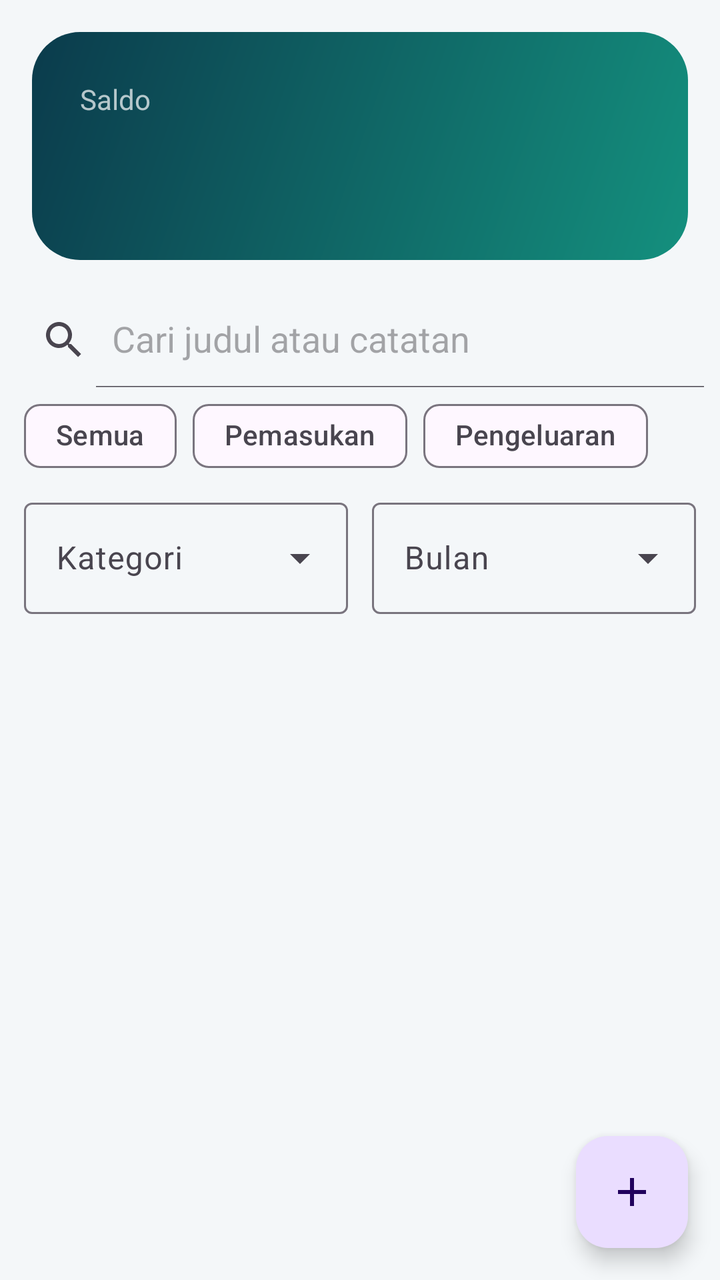
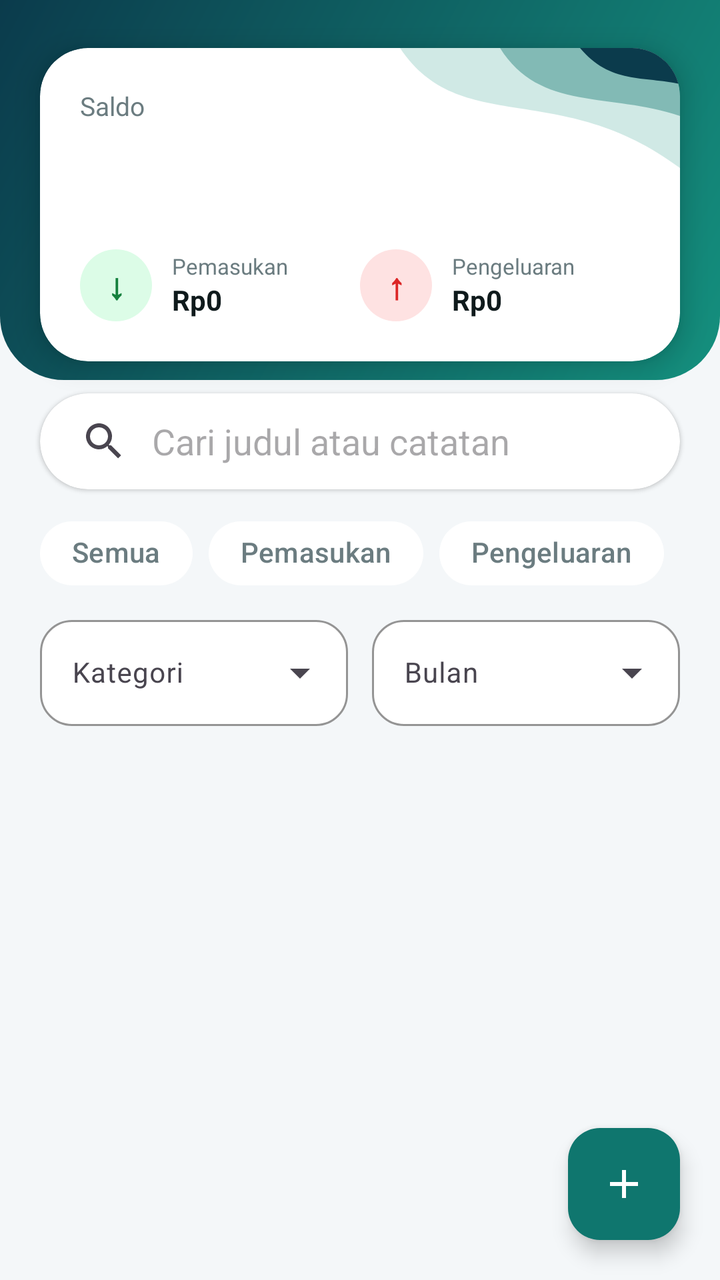

Screens rendered from an Android XML layout before and after an edit, with the pre-edit source and the edit as a unified diff.
<!-- AndroidManifest.xml: application theme Theme.Kasku -->
<!-- res/layout/fragment_transactions.xml -->
<?xml version="1.0" encoding="utf-8"?>
<androidx.coordinatorlayout.widget.CoordinatorLayout
    xmlns:android="http://schemas.android.com/apk/res/android"
    xmlns:app="http://schemas.android.com/apk/res-auto"
    android:layout_width="match_parent"
    android:layout_height="match_parent">

    <LinearLayout
        android:layout_width="match_parent"
        android:layout_height="match_parent"
        android:orientation="vertical">

        <LinearLayout
            android:layout_width="match_parent"
            android:layout_height="wrap_content"
            android:layout_margin="16dp"
            android:background="@drawable/bg_balance_card"
            android:orientation="vertical"
            android:padding="24dp">

            <TextView
                android:layout_width="wrap_content"
                android:layout_height="wrap_content"
                android:text="@string/balance"
                android:textColor="@color/on_gradient_soft"
                android:textSize="14sp" />

            <TextView
                android:id="@+id/tvBalance"
                android:layout_width="wrap_content"
                android:layout_height="wrap_content"
                android:layout_marginTop="4dp"
                android:textColor="@color/on_gradient"
                android:textSize="32sp"
                android:textStyle="bold" />
        </LinearLayout>

        <androidx.appcompat.widget.SearchView
            android:id="@+id/searchView"
            android:layout_width="match_parent"
            android:layout_height="wrap_content"
            app:iconifiedByDefault="false"
            app:queryHint="@string/search_hint" />

        <HorizontalScrollView
            android:layout_width="match_parent"
            android:layout_height="wrap_content"
            android:scrollbars="none">

            <com.google.android.material.chip.ChipGroup
                android:id="@+id/chipGroup"
                android:layout_width="wrap_content"
                android:layout_height="wrap_content"
                android:paddingHorizontal="12dp"
                app:selectionRequired="true"
                app:singleLine="true"
                app:singleSelection="true">

                <com.google.android.material.chip.Chip
                    android:id="@+id/chipAll"
                    style="@style/Widget.Material3.Chip.Filter"
                    android:layout_width="wrap_content"
                    android:layout_height="wrap_content"
                    android:text="@string/filter_all" />

                <com.google.android.material.chip.Chip
                    android:id="@+id/chipIncome"
                    style="@style/Widget.Material3.Chip.Filter"
                    android:layout_width="wrap_content"
                    android:layout_height="wrap_content"
                    android:text="@string/income" />

                <com.google.android.material.chip.Chip
                    android:id="@+id/chipExpense"
                    style="@style/Widget.Material3.Chip.Filter"
                    android:layout_width="wrap_content"
                    android:layout_height="wrap_content"
                    android:text="@string/expense" />
            </com.google.android.material.chip.ChipGroup>
        </HorizontalScrollView>

        <LinearLayout
            android:layout_width="match_parent"
            android:layout_height="wrap_content"
            android:orientation="horizontal"
            android:paddingHorizontal="12dp"
            android:paddingTop="4dp">

            <com.google.android.material.textfield.TextInputLayout
                style="@style/Widget.Material3.TextInputLayout.OutlinedBox.ExposedDropdownMenu"
                android:layout_width="0dp"
                android:layout_height="wrap_content"
                android:layout_marginEnd="6dp"
                android:layout_weight="1"
                android:hint="@string/category">

                <com.google.android.material.textfield.MaterialAutoCompleteTextView
                    android:id="@+id/actCategory"
                    android:layout_width="match_parent"
                    android:layout_height="wrap_content"
                    android:inputType="none" />
            </com.google.android.material.textfield.TextInputLayout>

            <com.google.android.material.textfield.TextInputLayout
                style="@style/Widget.Material3.TextInputLayout.OutlinedBox.ExposedDropdownMenu"
                android:layout_width="0dp"
                android:layout_height="wrap_content"
                android:layout_marginStart="6dp"
                android:layout_weight="1"
                android:hint="@string/month">

                <com.google.android.material.textfield.MaterialAutoCompleteTextView
                    android:id="@+id/actMonth"
                    android:layout_width="match_parent"
                    android:layout_height="wrap_content"
                    android:inputType="none" />
            </com.google.android.material.textfield.TextInputLayout>
        </LinearLayout>

        <FrameLayout
            android:layout_width="match_parent"
            android:layout_height="0dp"
            android:layout_weight="1">

            <androidx.recyclerview.widget.RecyclerView
                android:id="@+id/recycler"
                android:layout_width="match_parent"
                android:layout_height="match_parent"
                android:clipToPadding="false"
                android:paddingTop="8dp"
                android:paddingBottom="88dp" />

            <ProgressBar
                android:id="@+id/progress"
                android:layout_width="wrap_content"
                android:layout_height="wrap_content"
                android:layout_gravity="center" />

            <TextView
                android:id="@+id/tvEmpty"
                android:layout_width="wrap_content"
                android:layout_height="wrap_content"
                android:layout_gravity="center"
                android:gravity="center"
                android:padding="24dp"
                android:textColor="?attr/colorOnSurfaceVariant"
                android:visibility="gone" />

            <LinearLayout
                android:id="@+id/layoutError"
                android:layout_width="wrap_content"
                android:layout_height="wrap_content"
                android:layout_gravity="center"
                android:gravity="center"
                android:orientation="vertical"
                android:visibility="gone">

                <TextView
                    android:layout_width="wrap_content"
                    android:layout_height="wrap_content"
                    android:text="@string/load_error" />

                <Button
                    android:id="@+id/btnRetry"
                    android:layout_width="wrap_content"
                    android:layout_height="wrap_content"
                    android:layout_marginTop="8dp"
                    android:text="@string/retry" />
            </LinearLayout>
        </FrameLayout>
    </LinearLayout>

    <com.google.android.material.floatingactionbutton.FloatingActionButton
        android:id="@+id/fabAdd"
        android:layout_width="wrap_content"
        android:layout_height="wrap_content"
        android:layout_gravity="bottom|end"
        android:layout_margin="16dp"
        android:contentDescription="@string/add_desc"
        app:srcCompat="@drawable/ic_add" />
</androidx.coordinatorlayout.widget.CoordinatorLayout>
<!-- resources referenced by this layout -->
<resources>
  <color name="on_gradient">#FFFFFFFF</color>
  <color name="on_gradient_soft">#B3FFFFFF</color>
  <!-- drawable bg_balance_card (drawable) -->
  <?xml version="1.0" encoding="utf-8"?>
  <shape xmlns:android="http://schemas.android.com/apk/res/android"
      android:shape="rectangle">
      <gradient
          android:angle="315"
          android:endColor="@color/gradient_end"
          android:startColor="@color/gradient_start"
          android:type="linear" />
      <corners android:radius="24dp" />
  </shape>
  <!-- drawable ic_add (drawable) -->
  <vector xmlns:android="http://schemas.android.com/apk/res/android"
      android:width="24dp"
      android:height="24dp"
      android:viewportWidth="24"
      android:viewportHeight="24">
      <path
          android:fillColor="@android:color/white"
          android:pathData="M19,13h-6v6h-2v-6H5v-2h6V5h2v6h6v2z" />
  </vector>
  <string name="add_desc">Tambah transaksi</string>
  <string name="balance">Saldo</string>
  <string name="category">Kategori</string>
  <string name="expense">Pengeluaran</string>
  <string name="filter_all">Semua</string>
  <string name="income">Pemasukan</string>
  <string name="load_error">Gagal memuat data</string>
  <string name="month">Bulan</string>
  <string name="retry">Coba lagi</string>
  <string name="search_hint">Cari judul atau catatan</string>
  <style name="Theme.Kasku" parent="Theme.Material3.DayNight.NoActionBar">
          <item name="colorPrimary">@color/primary</item>
          <item name="colorOnPrimary">@color/on_primary</item>
          <item name="android:colorBackground">@color/bg_screen</item>
          <item name="android:windowBackground">@color/bg_screen</item>
          <item name="android:statusBarColor">@color/gradient_start</item>
          <item name="android:windowLightStatusBar">false</item>
          <item name="materialButtonStyle">@style/Widget.Kasku.Button</item>
      </style>
  <color name="gradient_end">#14907E</color>
  <color name="gradient_start">#0B3B4C</color>
  <color name="primary">#0F766E</color>
  <color name="on_primary">#FFFFFFFF</color>
  <color name="bg_screen">#F4F7F9</color>
  <style name="Widget.Kasku.Button" parent="Widget.Material3.Button">
          <item name="cornerRadius">16dp</item>
          <item name="android:minHeight">52dp</item>
          <item name="android:textAllCaps">false</item>
          <item name="android:textSize">15sp</item>
          <item name="android:textStyle">bold</item>
      </style>
</resources>

<!-- the commit's change to res/layout/fragment_transactions.xml (unified diff, before → after) -->
@@ -3,55 +3,190 @@
     xmlns:android="http://schemas.android.com/apk/res/android"
     xmlns:app="http://schemas.android.com/apk/res-auto"
     android:layout_width="match_parent"
-    android:layout_height="match_parent">
+    android:layout_height="match_parent"
+    android:background="@color/bg_screen">
+
+    
+    <View
+        android:layout_width="match_parent"
+        android:layout_height="190dp"
+        android:background="@drawable/bg_home_header" />
 
     <LinearLayout
         android:layout_width="match_parent"
         android:layout_height="match_parent"
         android:orientation="vertical">
 
-        <LinearLayout
+        
+        <com.google.android.material.card.MaterialCardView
             android:layout_width="match_parent"
             android:layout_height="wrap_content"
-            android:layout_margin="16dp"
-            android:background="@drawable/bg_balance_card"
-            android:orientation="vertical"
-            android:padding="24dp">
-
-            <TextView
-                android:layout_width="wrap_content"
-                android:layout_height="wrap_content"
-                android:text="@string/balance"
-                android:textColor="@color/on_gradient_soft"
-                android:textSize="14sp" />
-
-            <TextView
-                android:id="@+id/tvBalance"
-                android:layout_width="wrap_content"
-                android:layout_height="wrap_content"
-                android:layout_marginTop="4dp"
-                android:textColor="@color/on_gradient"
-                android:textSize="32sp"
-                android:textStyle="bold" />
-        </LinearLayout>
-
-        <androidx.appcompat.widget.SearchView
-            android:id="@+id/searchView"
+            android:layout_marginHorizontal="20dp"
+            android:layout_marginTop="24dp"
+            app:cardBackgroundColor="@color/card_bg"
+            app:cardCornerRadius="24dp"
+            app:cardElevation="8dp"
+            app:strokeWidth="0dp">
+
+            <FrameLayout
+                android:layout_width="match_parent"
+                android:layout_height="wrap_content">
+
+                
+                <ImageView
+                    android:layout_width="wrap_content"
+                    android:layout_height="wrap_content"
+                    android:layout_gravity="top|end"
+                    android:importantForAccessibility="no"
+                    android:src="@drawable/bg_card_wave" />
+
+                <LinearLayout
+                    android:layout_width="match_parent"
+                    android:layout_height="wrap_content"
+                    android:orientation="vertical"
+                    android:padding="20dp">
+
+                    <TextView
+                        android:layout_width="wrap_content"
+                        android:layout_height="wrap_content"
+                        android:text="@string/balance"
+                        android:textColor="@color/text_secondary"
+                        android:textSize="13sp" />
+
+                    <TextView
+                        android:id="@+id/tvBalance"
+                        android:layout_width="wrap_content"
+                        android:layout_height="wrap_content"
+                        android:layout_marginTop="2dp"
+                        android:textColor="@color/text_primary"
+                        android:textSize="32sp"
+                        android:textStyle="bold" />
+
+                    <LinearLayout
+                        android:layout_width="match_parent"
+                        android:layout_height="wrap_content"
+                        android:layout_marginTop="18dp"
+                        android:orientation="horizontal">
+
+                        <LinearLayout
+                            android:layout_width="0dp"
+                            android:layout_height="wrap_content"
+                            android:layout_weight="1"
+                            android:gravity="center_vertical"
+                            android:orientation="horizontal">
+
+                            <TextView
+                                android:layout_width="36dp"
+                                android:layout_height="36dp"
+                                android:background="@drawable/bg_circle_income"
+                                android:gravity="center"
+                                android:text="↓"
+                                android:textColor="@color/income"
+                                android:textSize="18sp"
+                                android:textStyle="bold" />
+
+                            <LinearLayout
+                                android:layout_width="wrap_content"
+                                android:layout_height="wrap_content"
+                                android:layout_marginStart="10dp"
+                                android:orientation="vertical">
+
+                                <TextView
+                                    android:layout_width="wrap_content"
+                                    android:layout_height="wrap_content"
+                                    android:text="@string/income"
+                                    android:textColor="@color/text_secondary"
+                                    android:textSize="11sp" />
+
+                                <TextView
+                                    android:id="@+id/tvIncome"
+                                    android:layout_width="wrap_content"
+                                    android:layout_height="wrap_content"
+                                    android:text="Rp0"
+                                    android:textColor="@color/text_primary"
+                                    android:textSize="14sp"
+                                    android:textStyle="bold" />
+                            </LinearLayout>
+                        </LinearLayout>
+
+                        <LinearLayout
+                            android:layout_width="0dp"
+                            android:layout_height="wrap_content"
+                            android:layout_weight="1"
+                            android:gravity="center_vertical"
+                            android:orientation="horizontal">
+
+                            <TextView
+                                android:layout_width="36dp"
+                                android:layout_height="36dp"
+                                android:background="@drawable/bg_circle_expense"
+                                android:gravity="center"
+                                android:text="↑"
+                                android:textColor="@color/expense"
+                                android:textSize="18sp"
+                                android:textStyle="bold" />
+
+                            <LinearLayout
+                                android:layout_width="wrap_content"
+                                android:layout_height="wrap_content"
+                                android:layout_marginStart="10dp"
+                                android:orientation="vertical">
+
+                                <TextView
+                                    android:layout_width="wrap_content"
+                                    android:layout_height="wrap_content"
+                                    android:text="@string/expense"
+                                    android:textColor="@color/text_secondary"
+                                    android:textSize="11sp" />
+
+                                <TextView
+                                    android:id="@+id/tvExpense"
+                                    android:layout_width="wrap_content"
+                                    android:layout_height="wrap_content"
+                                    android:text="Rp0"
+                                    android:textColor="@color/text_primary"
+                                    android:textSize="14sp"
+                                    android:textStyle="bold" />
+                            </LinearLayout>
+                        </LinearLayout>
+                    </LinearLayout>
+                </LinearLayout>
+            </FrameLayout>
+        </com.google.android.material.card.MaterialCardView>
+
+        
+        <com.google.android.material.card.MaterialCardView
             android:layout_width="match_parent"
             android:layout_height="wrap_content"
-            app:iconifiedByDefault="false"
-            app:queryHint="@string/search_hint" />
-
+            android:layout_marginHorizontal="20dp"
+            android:layout_marginTop="16dp"
+            app:cardBackgroundColor="@color/card_bg"
+            app:cardCornerRadius="28dp"
+            app:cardElevation="1dp"
+            app:strokeWidth="0dp">
+
+            <androidx.appcompat.widget.SearchView
+                android:id="@+id/searchView"
+                android:layout_width="match_parent"
+                android:layout_height="wrap_content"
+                app:iconifiedByDefault="false"
+                app:queryBackground="@null"
+                app:queryHint="@string/search_hint"
+                app:searchHintIcon="@null" />
+        </com.google.android.material.card.MaterialCardView>
+
+        
         <HorizontalScrollView
             android:layout_width="match_parent"
             android:layout_height="wrap_content"
+            android:layout_marginTop="8dp"
             android:scrollbars="none">
 
             <com.google.android.material.chip.ChipGroup
                 android:id="@+id/chipGroup"
                 android:layout_width="wrap_content"
                 android:layout_height="wrap_content"
-                android:paddingHorizontal="12dp"
+                android:paddingHorizontal="20dp"
                 app:selectionRequired="true"
                 app:singleLine="true"
                 app:singleSelection="true">
@@ -61,29 +196,45 @@
                     style="@style/Widget.Material3.Chip.Filter"
                     android:layout_width="wrap_content"
                     android:layout_height="wrap_content"
-                    android:text="@string/filter_all" />
+                    android:text="@string/filter_all"
+                    android:textColor="@color/chip_text"
+                    app:checkedIconVisible="false"
+                    app:chipBackgroundColor="@color/chip_bg"
+                    app:chipCornerRadius="20dp"
+                    app:chipStrokeWidth="0dp" />
 
                 <com.google.android.material.chip.Chip
                     android:id="@+id/chipIncome"
                     style="@style/Widget.Material3.Chip.Filter"
                     android:layout_width="wrap_content"
                     android:layout_height="wrap_content"
-                    android:text="@string/income" />
+                    android:text="@string/income"
+                    android:textColor="@color/chip_text"
+                    app:checkedIconVisible="false"
+                    app:chipBackgroundColor="@color/chip_bg"
+                    app:chipCornerRadius="20dp"
+                    app:chipStrokeWidth="0dp" />
 
                 <com.google.android.material.chip.Chip
                     android:id="@+id/chipExpense"
                     style="@style/Widget.Material3.Chip.Filter"
                     android:layout_width="wrap_content"
                     android:layout_height="wrap_content"
-                    android:text="@string/expense" />
+                    android:text="@string/expense"
+                    android:textColor="@color/chip_text"
+                    app:checkedIconVisible="false"
+                    app:chipBackgroundColor="@color/chip_bg"
+                    app:chipCornerRadius="20dp"
+                    app:chipStrokeWidth="0dp" />
             </com.google.android.material.chip.ChipGroup>
         </HorizontalScrollView>
 
+        
         <LinearLayout
             android:layout_width="match_parent"
             android:layout_height="wrap_content"
             android:orientation="horizontal"
-            android:paddingHorizontal="12dp"
+            android:paddingHorizontal="20dp"
             android:paddingTop="4dp">
 
             <com.google.android.material.textfield.TextInputLayout
@@ -92,13 +243,21 @@
                 android:layout_height="wrap_content"
                 android:layout_marginEnd="6dp"
                 android:layout_weight="1"
-                android:hint="@string/category">
+                android:hint="@string/category"
+                app:boxBackgroundColor="@color/card_bg"
+                app:boxCornerRadiusBottomEnd="16dp"
+                app:boxCornerRadiusBottomStart="16dp"
+                app:boxCornerRadiusTopEnd="16dp"
+                app:boxCornerRadiusTopStart="16dp"
+                app:boxStrokeColor="@color/card_stroke">
 
                 <com.google.android.material.textfield.MaterialAutoCompleteTextView
                     android:id="@+id/actCategory"
                     android:layout_width="match_parent"
                     android:layout_height="wrap_content"
-                    android:inputType="none" />
+                    android:inputType="none"
+                    android:maxLines="1"
+                    android:textSize="14sp" />
             </com.google.android.material.textfield.TextInputLayout>
 
             <com.google.android.material.textfield.TextInputLayout
@@ -107,16 +266,25 @@
                 android:layout_height="wrap_content"
                 android:layout_marginStart="6dp"
                 android:layout_weight="1"
-                android:hint="@string/month">
+                android:hint="@string/month"
+                app:boxBackgroundColor="@color/card_bg"
+                app:boxCornerRadiusBottomEnd="16dp"
+                app:boxCornerRadiusBottomStart="16dp"
+                app:boxCornerRadiusTopEnd="16dp"
+                app:boxCornerRadiusTopStart="16dp"
+                app:boxStrokeColor="@color/card_stroke">
 
                 <com.google.android.material.textfield.MaterialAutoCompleteTextView
                     android:id="@+id/actMonth"
                     android:layout_width="match_parent"
                     android:layout_height="wrap_content"
-                    android:inputType="none" />
+                    android:inputType="none"
+                    android:maxLines="1"
+                    android:textSize="14sp" />
             </com.google.android.material.textfield.TextInputLayout>
         </LinearLayout>
 
+        
         <FrameLayout
             android:layout_width="match_parent"
             android:layout_height="0dp"
@@ -127,6 +295,7 @@
                 android:layout_width="match_parent"
                 android:layout_height="match_parent"
                 android:clipToPadding="false"
+                android:paddingHorizontal="20dp"
                 android:paddingTop="8dp"
                 android:paddingBottom="88dp" />
 
@@ -143,7 +312,8 @@
                 android:layout_gravity="center"
                 android:gravity="center"
                 android:padding="24dp"
-                android:textColor="?attr/colorOnSurfaceVariant"
+                android:textColor="@color/text_secondary"
+                android:textSize="14sp"
                 android:visibility="gone" />
 
             <LinearLayout
@@ -158,7 +328,8 @@
                 <TextView
                     android:layout_width="wrap_content"
                     android:layout_height="wrap_content"
-                    android:text="@string/load_error" />
+                    android:text="@string/load_error"
+                    android:textColor="@color/text_secondary" />
 
                 <Button
                     android:id="@+id/btnRetry"
@@ -175,7 +346,9 @@
         android:layout_width="wrap_content"
         android:layout_height="wrap_content"
         android:layout_gravity="bottom|end"
-        android:layout_margin="16dp"
+        android:layout_margin="20dp"
         android:contentDescription="@string/add_desc"
-        app:srcCompat="@drawable/ic_add" />
+        app:backgroundTint="@color/primary"
+        app:srcCompat="@drawable/ic_add"
+        app:tint="@color/on_primary" />
 </androidx.coordinatorlayout.widget.CoordinatorLayout>
<!-- resource entries referenced after the edit -->
@@ -1,18 +1,5 @@
 <!-- resources referenced by this layout -->
 <resources>
-  <color name="on_gradient">#FFFFFFFF</color>
-  <color name="on_gradient_soft">#B3FFFFFF</color>
-  <!-- drawable bg_balance_card (drawable) -->
-  <?xml version="1.0" encoding="utf-8"?>
-  <shape xmlns:android="http://schemas.android.com/apk/res/android"
-      android:shape="rectangle">
-      <gradient
-          android:angle="315"
-          android:endColor="@color/gradient_end"
-          android:startColor="@color/gradient_start"
-          android:type="linear" />
-      <corners android:radius="24dp" />
-  </shape>
   <!-- drawable ic_add (drawable) -->
   <vector xmlns:android="http://schemas.android.com/apk/res/android"
       android:width="24dp"
@@ -42,11 +29,58 @@
           <item name="android:windowLightStatusBar">false</item>
           <item name="materialButtonStyle">@style/Widget.Kasku.Button</item>
       </style>
+  <color name="expense_bg">#FEE2E2</color>
+  <color name="income_bg">#DCFCE7</color>
   <color name="gradient_end">#14907E</color>
   <color name="gradient_start">#0B3B4C</color>
   <color name="primary">#0F766E</color>
+  <color name="text_primary">#0F1A1C</color>
+  <color name="text_secondary">#6B7C80</color>
+  <!-- drawable bg_card_wave (drawable) -->
+  <vector xmlns:android="http://schemas.android.com/apk/res/android"
+      android:width="170dp"
+      android:height="100dp"
+      android:viewportWidth="170"
+      android:viewportHeight="100">
+      <path
+          android:fillColor="#3314907E"
+          android:pathData="M30,0 C60,45 110,15 170,60 L170,0 Z" />
+      <path
+          android:fillColor="#660F766E"
+          android:pathData="M80,0 C100,32 135,22 170,34 L170,0 Z" />
+      <path
+          android:fillColor="#FF0B3B4C"
+          android:pathData="M120,0 C135,18 152,14 170,18 L170,0 Z" />
+  </vector>
+  <!-- drawable bg_circle_expense (drawable) -->
+  <?xml version="1.0" encoding="utf-8"?>
+  <shape xmlns:android="http://schemas.android.com/apk/res/android"
+      android:shape="oval">
+      <solid android:color="@color/expense_bg"/>
+  </shape>
+  <!-- drawable bg_circle_income (drawable) -->
+  <?xml version="1.0" encoding="utf-8"?>
+  <shape xmlns:android="http://schemas.android.com/apk/res/android"
+      android:shape="oval">
+      <solid android:color="@color/income_bg"/>
+  </shape>
+  <!-- drawable bg_home_header (drawable) -->
+  <?xml version="1.0" encoding="utf-8"?>
+  <shape xmlns:android="http://schemas.android.com/apk/res/android">
+      <gradient
+          android:angle="315"
+          android:startColor="@color/gradient_start"
+          android:endColor="@color/gradient_end"/>
+      <corners
+          android:bottomLeftRadius="32dp"
+          android:bottomRightRadius="32dp"/>
+  </shape>
   <color name="on_primary">#FFFFFFFF</color>
   <color name="bg_screen">#F4F7F9</color>
+  <color name="card_bg">#FFFFFFFF</color>
+  <color name="card_stroke">#E3E8EC</color>
+  <color name="expense">#DC2626</color>
+  <color name="income">#15803D</color>
   <style name="Widget.Kasku.Button" parent="Widget.Material3.Button">
           <item name="cornerRadius">16dp</item>
           <item name="android:minHeight">52dp</item>
